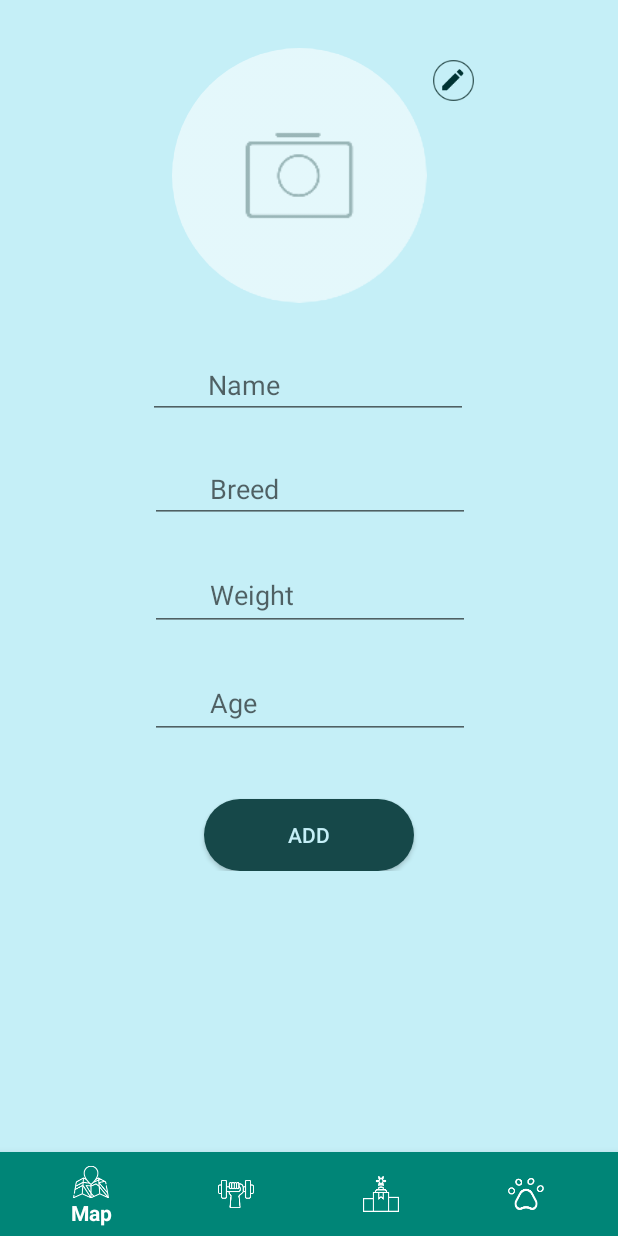
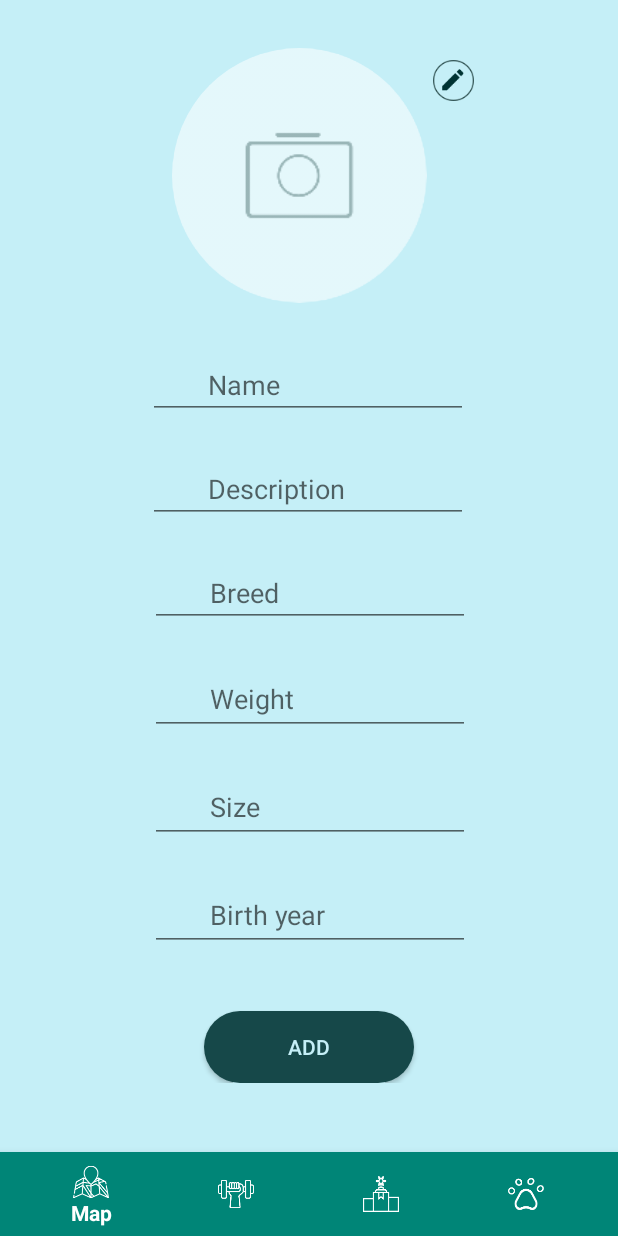
Before and after one commit to gonz92alex/PES_Runnimal-Front, an Android app: the fragment AnadirMascotaFragment placed in its activity, on a phone screen of 412 x 824 dp. Run offline under Robolectric (Android 15) with nearby library versions, the phone set to English and light mode, and no system bars; our stand-ins replace CircleImageView; Roboto replaces fonts that are not available here.

Commit message:
Crear campos para formulario

```diff
--- a/app/src/main/res/layout/fragment_anadir_mascota.xml
+++ b/app/src/main/res/layout/fragment_anadir_mascota.xml
@@ -33,13 +33,30 @@
                 android:layout_marginEnd="8dp"
                 android:ems="10"
                 android:hint="@string/Name"
-                android:inputType="textPersonName"
+                android:inputType="text"
                 android:paddingStart="40dp"
                 android:paddingEnd="40dp"
                 app:layout_constraintEnd_toEndOf="parent"
                 app:layout_constraintHorizontal_bias="0.496"
                 app:layout_constraintStart_toStartOf="parent"
                 app:layout_constraintTop_toBottomOf="@+id/imageViewProfile" />
+
+            <EditText
+                android:id="@+id/EditTextDogDescription"
+                android:layout_width="wrap_content"
+                android:layout_height="wrap_content"
+                android:layout_marginStart="8dp"
+                android:layout_marginTop="24dp"
+                android:layout_marginEnd="8dp"
+                android:ems="10"
+                android:hint="@string/description"
+                android:inputType="text"
+                android:paddingStart="40dp"
+                android:paddingEnd="40dp"
+                app:layout_constraintEnd_toEndOf="parent"
+                app:layout_constraintHorizontal_bias="0.496"
+                app:layout_constraintStart_toStartOf="parent"
+                app:layout_constraintTop_toBottomOf="@+id/EditTextDogName" />
 
             <EditText
                 android:id="@+id/EditTextDogBreed"
@@ -56,7 +73,7 @@
                 app:layout_constraintEnd_toEndOf="parent"
                 app:layout_constraintHorizontal_bias="0.503"
                 app:layout_constraintStart_toStartOf="parent"
-                app:layout_constraintTop_toBottomOf="@+id/EditTextDogName" />
+                app:layout_constraintTop_toBottomOf="@+id/EditTextDogDescription" />
 
             <EditText
                 android:id="@+id/EditTextDogWeight"
@@ -76,21 +93,38 @@
                 app:layout_constraintTop_toBottomOf="@+id/EditTextDogBreed" />
 
         <EditText
-                android:id="@+id/EditTextDogAge"
+            android:id="@+id/EditTextDogSize"
             android:layout_width="wrap_content"
             android:layout_height="48dp"
             android:layout_marginStart="8dp"
             android:layout_marginTop="24dp"
             android:layout_marginEnd="8dp"
             android:ems="10"
-                android:hint="@string/age"
+            android:hint="@string/size"
+            android:inputType="number"
+            android:paddingStart="40dp"
+            android:paddingEnd="40dp"
+            app:layout_constraintEnd_toEndOf="parent"
+            app:layout_constraintHorizontal_bias="0.502"
+            app:layout_constraintStart_toStartOf="parent"
+            app:layout_constraintTop_toBottomOf="@+id/EditTextDogWeight" />
+
+        <EditText
+            android:id="@+id/EditTextDogBirthdate"
+            android:layout_width="wrap_content"
+            android:layout_height="48dp"
+            android:layout_marginStart="8dp"
+            android:layout_marginTop="24dp"
+            android:layout_marginEnd="8dp"
+            android:ems="10"
+            android:hint="@string/birthdate"
             android:inputType="number"
             android:paddingStart="40dp"
             android:paddingEnd="40dp"
             app:layout_constraintEnd_toEndOf="parent"
             app:layout_constraintHorizontal_bias="0.503"
             app:layout_constraintStart_toStartOf="parent"
-                app:layout_constraintTop_toBottomOf="@+id/EditTextDogWeight" />
+            app:layout_constraintTop_toBottomOf="@+id/EditTextDogSize" />
 
             <Button
                 android:id="@+id/buttonAddPet"
@@ -104,7 +138,7 @@
                 android:textColor="#C5EFF7"
                 app:layout_constraintEnd_toEndOf="parent"
                 app:layout_constraintStart_toStartOf="parent"
-                app:layout_constraintTop_toBottomOf="@+id/EditTextDogAge" />
+                app:layout_constraintTop_toBottomOf="@+id/EditTextDogBirthdate" />
 
             <Button
                 android:id="@+id/buttonCameraEdit"
--- a/app/src/main/res/values/strings.xml
+++ b/app/src/main/res/values/strings.xml
@@ -26,4 +26,7 @@
     <string name="weight">Weight</string>
     <string name="age">Age</string>
     <string name="sign_up">Sign Up</string>
+    <string name="birthdate">Birth year</string>
+    <string name="description">Description</string>
+    <string name="size">Size</string>
 </resources>
```
Also changed, not shown: 3 other files. Lines whose indentation alone changed are shown as unchanged.
